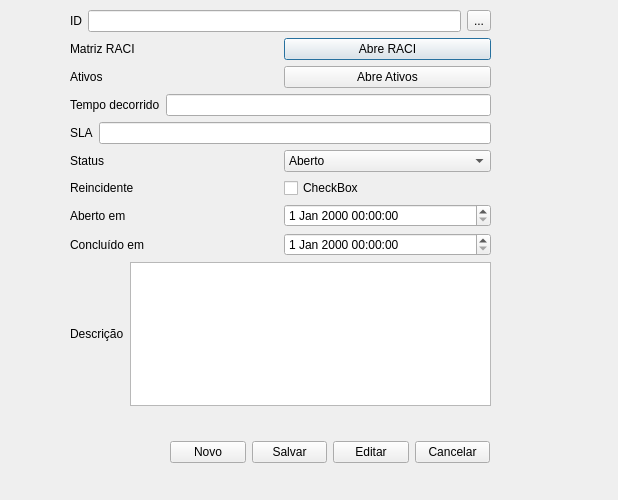
Before: the Qt Designer form gerenciachamados.ui in brunosr1985/TCC_NayBru, drawn with Qt 5.
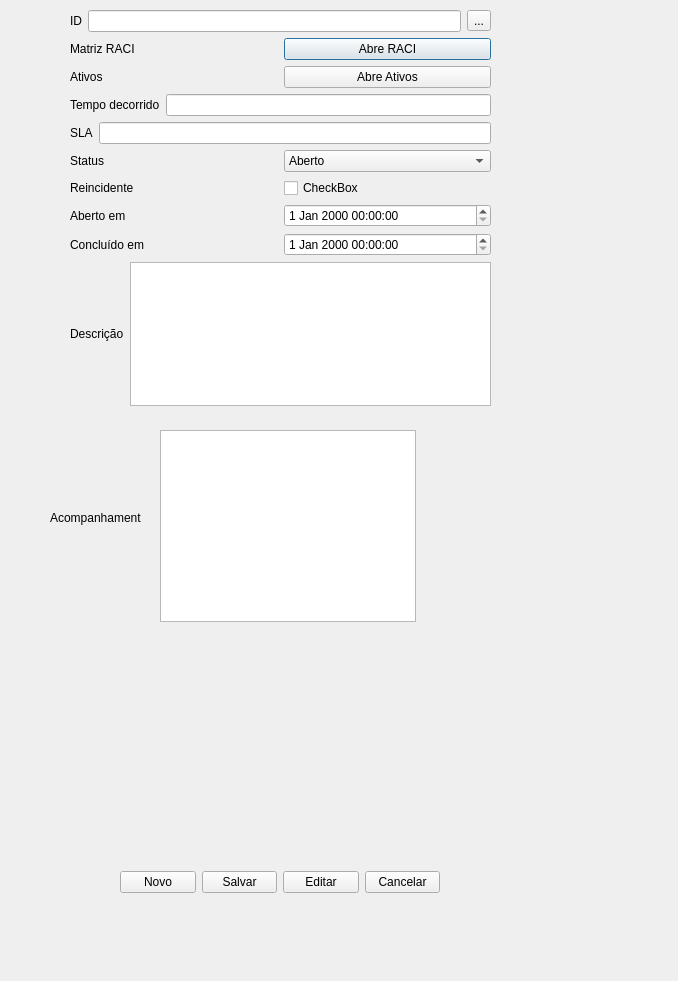
After: the same form once the commit is applied.

The edit to the form file:
```diff
--- a/gerenciachamados.ui
+++ b/gerenciachamados.ui
@@ -6,8 +6,8 @@
    <rect>
     <x>0</x>
     <y>0</y>
-    <width>618</width>
-    <height>500</height>
+    <width>678</width>
+    <height>981</height>
    </rect>
   </property>
   <property name="windowTitle">
@@ -208,8 +208,8 @@
   <widget class="QWidget" name="layoutWidget_2">
    <property name="geometry">
     <rect>
-     <x>170</x>
-     <y>440</y>
+     <x>120</x>
+     <y>870</y>
      <width>320</width>
      <height>25</height>
     </rect>
@@ -245,6 +245,29 @@
     </item>
    </layout>
   </widget>
+  <widget class="QTableView" name="tableView">
+   <property name="geometry">
+    <rect>
+     <x>160</x>
+     <y>430</y>
+     <width>256</width>
+     <height>192</height>
+    </rect>
+   </property>
+  </widget>
+  <widget class="QLabel" name="label_11">
+   <property name="geometry">
+    <rect>
+     <x>50</x>
+     <y>510</y>
+     <width>91</width>
+     <height>16</height>
+    </rect>
+   </property>
+   <property name="text">
+    <string>Acompanhamentos</string>
+   </property>
+  </widget>
  </widget>
  <resources/>
  <connections/>
```
